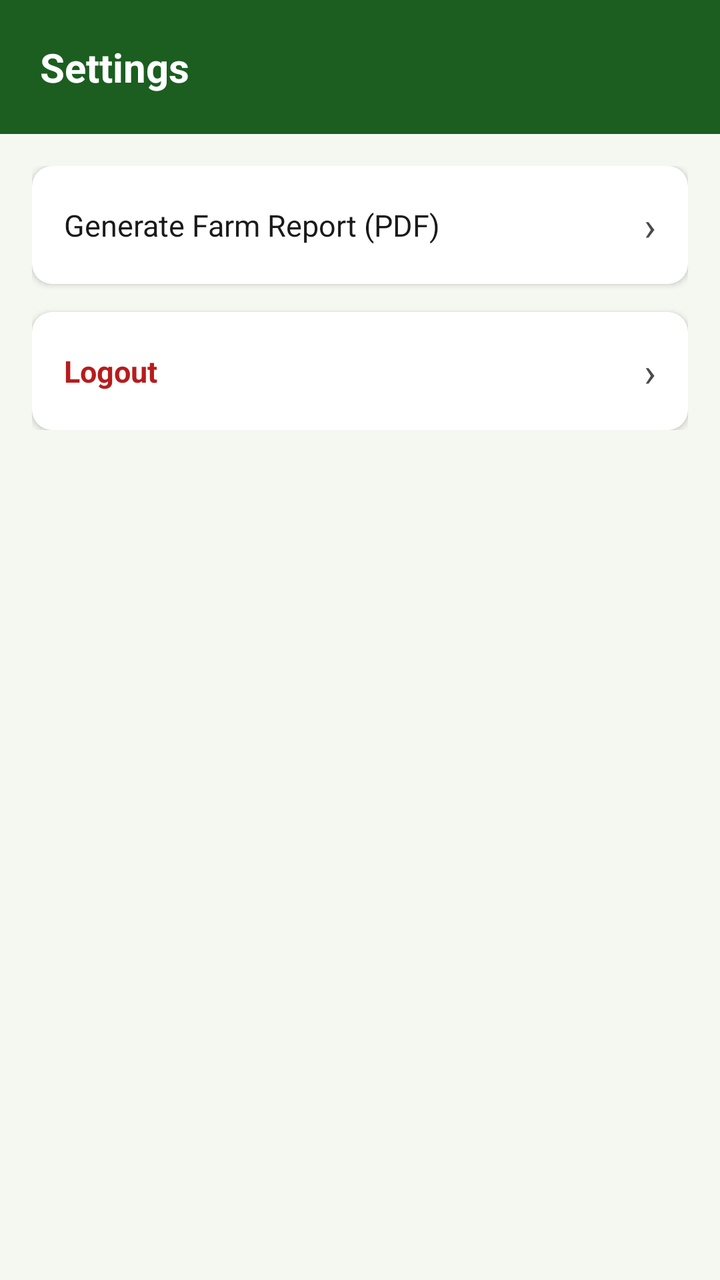
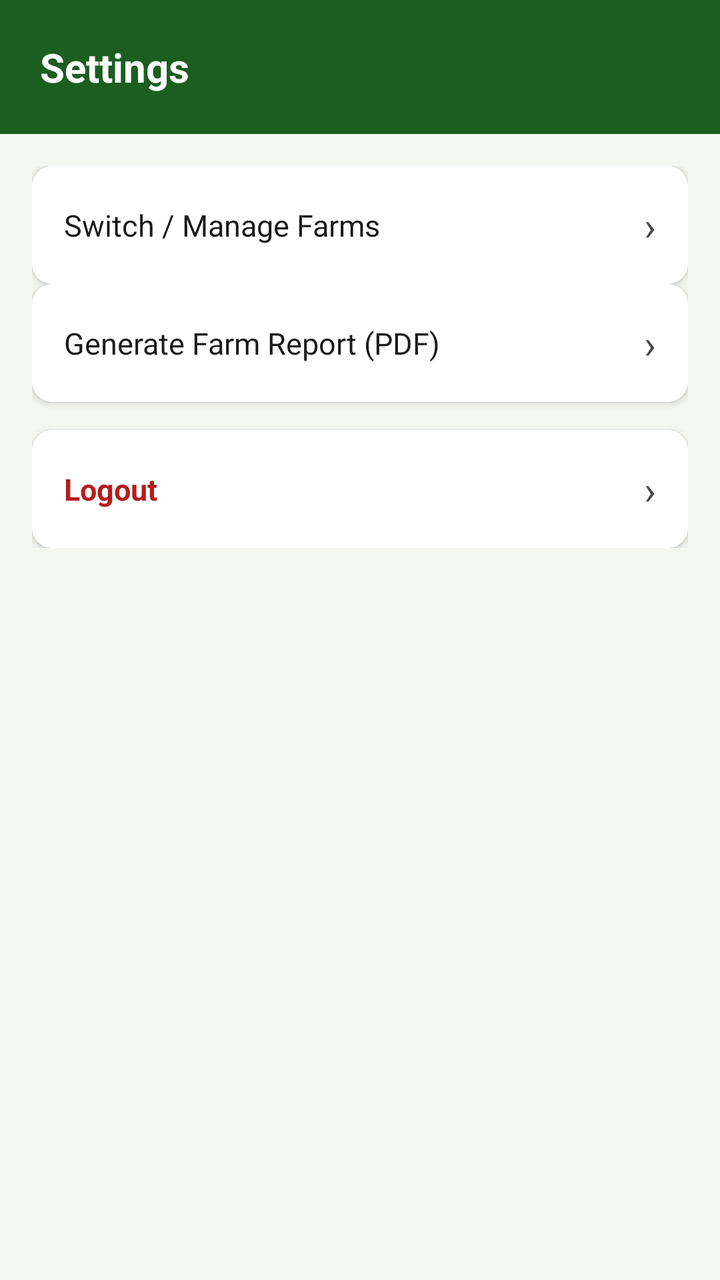

Compare the two renders of this Android layout. The source of the first and the diff that turns it into the second are given below.
<!-- AndroidManifest.xml: application theme Theme.CropManagementApp -->
<!-- res/layout/activity_settings.xml -->
<?xml version="1.0" encoding="utf-8"?>
<LinearLayout xmlns:android="http://schemas.android.com/apk/res/android"
    android:layout_width="match_parent"
    android:layout_height="match_parent"
    android:background="@color/background_light"
    android:orientation="vertical">

    <LinearLayout
        android:layout_width="match_parent"
        android:layout_height="wrap_content"
        android:background="@color/green_primary"
        android:orientation="vertical"
        android:padding="20dp">

        <TextView
            android:layout_width="wrap_content"
            android:layout_height="wrap_content"
            android:text="Settings"
            android:textColor="@color/white"
            android:textSize="20sp"
            android:textStyle="bold" />
    </LinearLayout>

    <LinearLayout
        android:layout_width="match_parent"
        android:layout_height="wrap_content"
        android:orientation="vertical"
        android:padding="16dp">

        <androidx.cardview.widget.CardView
            android:layout_width="match_parent"
            android:layout_height="wrap_content"
            xmlns:app="http://schemas.android.com/apk/res-auto"
            app:cardCornerRadius="10dp"
            app:cardElevation="2dp">

            <LinearLayout
                android:id="@+id/rowGenerateReport"
                android:layout_width="match_parent"
                android:layout_height="wrap_content"
                android:gravity="center_vertical"
                android:orientation="horizontal"
                android:padding="16dp">

                <TextView
                    android:layout_width="0dp"
                    android:layout_height="wrap_content"
                    android:layout_weight="1"
                    android:text="Generate Farm Report (PDF)"
                    android:textColor="@color/text_primary"
                    android:textSize="15sp" />

                <TextView
                    android:layout_width="wrap_content"
                    android:layout_height="wrap_content"
                    android:text="›"
                    android:textColor="@color/text_secondary"
                    android:textSize="20sp" />
            </LinearLayout>
        </androidx.cardview.widget.CardView>

        <androidx.cardview.widget.CardView
            android:layout_width="match_parent"
            android:layout_height="wrap_content"
            android:layout_marginTop="14dp"
            xmlns:app="http://schemas.android.com/apk/res-auto"
            app:cardCornerRadius="10dp"
            app:cardElevation="2dp">

            <LinearLayout
                android:id="@+id/rowLogout"
                android:layout_width="match_parent"
                android:layout_height="wrap_content"
                android:gravity="center_vertical"
                android:orientation="horizontal"
                android:padding="16dp">

                <TextView
                    android:layout_width="0dp"
                    android:layout_height="wrap_content"
                    android:layout_weight="1"
                    android:text="Logout"
                    android:textColor="@color/red_overdue"
                    android:textSize="15sp"
                    android:textStyle="bold" />

                <TextView
                    android:layout_width="wrap_content"
                    android:layout_height="wrap_content"
                    android:text="›"
                    android:textColor="@color/text_secondary"
                    android:textSize="20sp" />
            </LinearLayout>
        </androidx.cardview.widget.CardView>

    </LinearLayout>
</LinearLayout>
<!-- resources referenced by this layout -->
<resources>
  <color name="background_light">#F5F7F1</color>
  <color name="green_primary">#1B5E20</color>
  <color name="red_overdue">#B71C1C</color>
  <color name="text_primary">#1A1A1A</color>
  <color name="text_secondary">#4A4A4A</color>
  <color name="white">#FFFFFF</color>
  <style name="Theme.CropManagementApp" parent="Theme.MaterialComponents.Light.NoActionBar">
          <item name="colorPrimary">@color/green_primary</item>
          <item name="colorPrimaryDark">@color/green_dark</item>
          <item name="colorAccent">@color/amber_warning</item>
          <item name="android:windowBackground">@color/background_light</item>
          <item name="android:statusBarColor" tools:targetApi="21">@color/green_dark</item>
          <item name="android:forceDarkAllowed" tools:targetApi="29">false</item>
      </style>
  <color name="green_dark">#0D3311</color>
  <color name="amber_warning">#E65100</color>
</resources>

<!-- the commit's change to res/layout/activity_settings.xml (unified diff, before → after) -->
@@ -26,6 +26,38 @@
         android:layout_height="wrap_content"
         android:orientation="vertical"
         android:padding="16dp">
+
+        <androidx.cardview.widget.CardView
+            android:layout_width="match_parent"
+            android:layout_height="wrap_content"
+            xmlns:app="http://schemas.android.com/apk/res-auto"
+            app:cardCornerRadius="10dp"
+            app:cardElevation="2dp">
+
+            <LinearLayout
+                android:id="@+id/rowSwitchFarm"
+                android:layout_width="match_parent"
+                android:layout_height="wrap_content"
+                android:gravity="center_vertical"
+                android:orientation="horizontal"
+                android:padding="16dp">
+
+                <TextView
+                    android:layout_width="0dp"
+                    android:layout_height="wrap_content"
+                    android:layout_weight="1"
+                    android:text="Switch / Manage Farms"
+                    android:textColor="@color/text_primary"
+                    android:textSize="15sp" />
+
+                <TextView
+                    android:layout_width="wrap_content"
+                    android:layout_height="wrap_content"
+                    android:text="›"
+                    android:textColor="@color/text_secondary"
+                    android:textSize="20sp" />
+            </LinearLayout>
+        </androidx.cardview.widget.CardView>
 
         <androidx.cardview.widget.CardView
             android:layout_width="match_parent"
